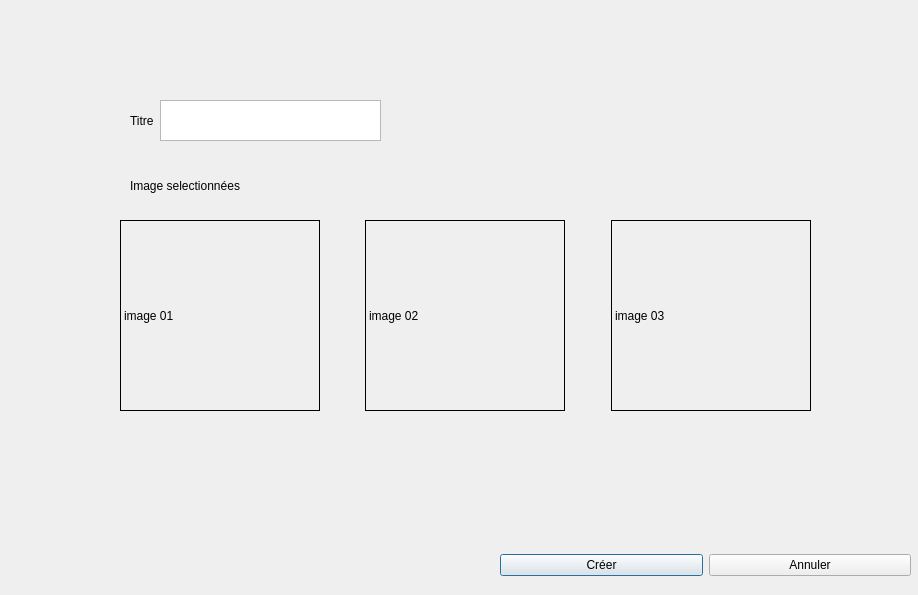
Old version of the form projet/creationalbumwindow.ui in the repository BlackFox3000/M1-IHM-Project.
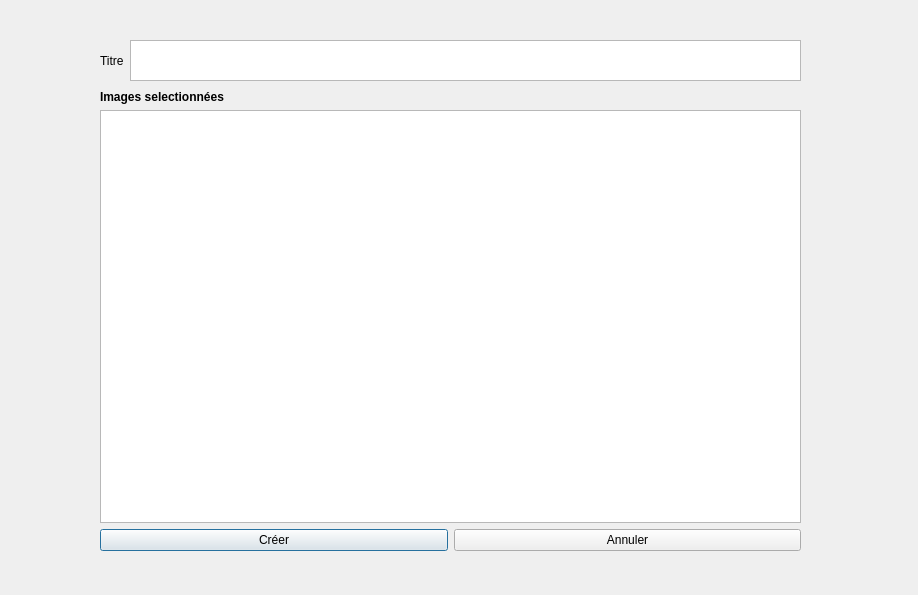
New version of the form.

The edit to the form file:
```diff
--- a/projet/creationalbumwindow.ui
+++ b/projet/creationalbumwindow.ui
@@ -13,149 +13,25 @@
   <property name="windowTitle">
    <string>Dialog</string>
   </property>
-  <widget class="QLabel" name="label_5">
-   <property name="geometry">
-    <rect>
-     <x>130</x>
-     <y>170</y>
-     <width>221</width>
-     <height>31</height>
-    </rect>
-   </property>
-   <property name="sizePolicy">
-    <sizepolicy hsizetype="Preferred" vsizetype="Preferred">
-     <horstretch>0</horstretch>
-     <verstretch>0</verstretch>
-    </sizepolicy>
-   </property>
-   <property name="text">
-    <string>Image selectionnées</string>
-   </property>
-  </widget>
   <widget class="QWidget" name="layoutWidget">
    <property name="geometry">
     <rect>
-     <x>120</x>
-     <y>220</y>
-     <width>691</width>
-     <height>191</height>
-    </rect>
-   </property>
-   <layout class="QHBoxLayout" name="horizontalLayout">
-    <item>
-     <widget class="QLabel" name="label_2">
-      <property name="minimumSize">
-       <size>
-        <width>200</width>
-        <height>0</height>
-       </size>
-      </property>
-      <property name="frameShape">
-       <enum>QFrame::Panel</enum>
-      </property>
-      <property name="text">
-       <string>image 01</string>
-      </property>
-     </widget>
-    </item>
-    <item>
-     <spacer name="horizontalSpacer">
-      <property name="orientation">
-       <enum>Qt::Horizontal</enum>
-      </property>
-      <property name="sizeHint" stdset="0">
-       <size>
-        <width>40</width>
-        <height>20</height>
-       </size>
-      </property>
-     </spacer>
-    </item>
-    <item>
-     <widget class="QLabel" name="label_3">
-      <property name="minimumSize">
-       <size>
-        <width>200</width>
-        <height>0</height>
-       </size>
-      </property>
-      <property name="frameShape">
-       <enum>QFrame::Panel</enum>
-      </property>
-      <property name="text">
-       <string>image 02</string>
-      </property>
-     </widget>
-    </item>
-    <item>
-     <spacer name="horizontalSpacer_2">
-      <property name="orientation">
-       <enum>Qt::Horizontal</enum>
-      </property>
-      <property name="sizeHint" stdset="0">
-       <size>
-        <width>40</width>
-        <height>20</height>
-       </size>
-      </property>
-     </spacer>
-    </item>
-    <item>
-     <widget class="QLabel" name="label">
-      <property name="minimumSize">
-       <size>
-        <width>200</width>
-        <height>0</height>
-       </size>
-      </property>
-      <property name="frameShape">
-       <enum>QFrame::Panel</enum>
-      </property>
-      <property name="text">
-       <string>image 03</string>
-      </property>
-     </widget>
-    </item>
-   </layout>
-  </widget>
-  <widget class="QWidget" name="layoutWidget">
-   <property name="geometry">
-    <rect>
-     <x>500</x>
-     <y>550</y>
-     <width>411</width>
-     <height>31</height>
-    </rect>
-   </property>
-   <layout class="QHBoxLayout" name="horizontalLayout_2">
-    <item>
-     <widget class="QPushButton" name="pushButton_2">
-      <property name="text">
-       <string>Créer</string>
-      </property>
-     </widget>
-    </item>
-    <item>
-     <widget class="QPushButton" name="pushButton">
-      <property name="text">
-       <string>Annuler</string>
-      </property>
-     </widget>
-    </item>
-   </layout>
-  </widget>
-  <widget class="QWidget" name="">
-   <property name="geometry">
-    <rect>
-     <x>130</x>
-     <y>100</y>
-     <width>251</width>
+     <x>100</x>
+     <y>40</y>
+     <width>701</width>
      <height>41</height>
     </rect>
    </property>
    <layout class="QHBoxLayout" name="horizontalLayout_3">
     <item>
      <widget class="QLabel" name="label_4">
+      <property name="font">
+       <font>
+        <family>Segoe UI</family>
+        <italic>false</italic>
+        <bold>false</bold>
+       </font>
+      </property>
       <property name="text">
        <string>Titre</string>
       </property>
@@ -166,6 +42,57 @@
     </item>
    </layout>
   </widget>
+  <widget class="QWidget" name="">
+   <property name="geometry">
+    <rect>
+     <x>100</x>
+     <y>90</y>
+     <width>701</width>
+     <height>461</height>
+    </rect>
+   </property>
+   <layout class="QVBoxLayout" name="verticalLayout">
+    <item>
+     <widget class="QLabel" name="label_5">
+      <property name="sizePolicy">
+       <sizepolicy hsizetype="Preferred" vsizetype="Preferred">
+        <horstretch>0</horstretch>
+        <verstretch>0</verstretch>
+       </sizepolicy>
+      </property>
+      <property name="font">
+       <font>
+        <bold>true</bold>
+       </font>
+      </property>
+      <property name="text">
+       <string>Images selectionnées</string>
+      </property>
+     </widget>
+    </item>
+    <item>
+     <widget class="QListWidget" name="listWidget"/>
+    </item>
+    <item>
+     <layout class="QHBoxLayout" name="horizontalLayout_2">
+      <item>
+       <widget class="QPushButton" name="pushButton_2">
+        <property name="text">
+         <string>Créer</string>
+        </property>
+       </widget>
+      </item>
+      <item>
+       <widget class="QPushButton" name="pushButton">
+        <property name="text">
+         <string>Annuler</string>
+        </property>
+       </widget>
+      </item>
+     </layout>
+    </item>
+   </layout>
+  </widget>
  </widget>
  <resources/>
  <connections/>
```
